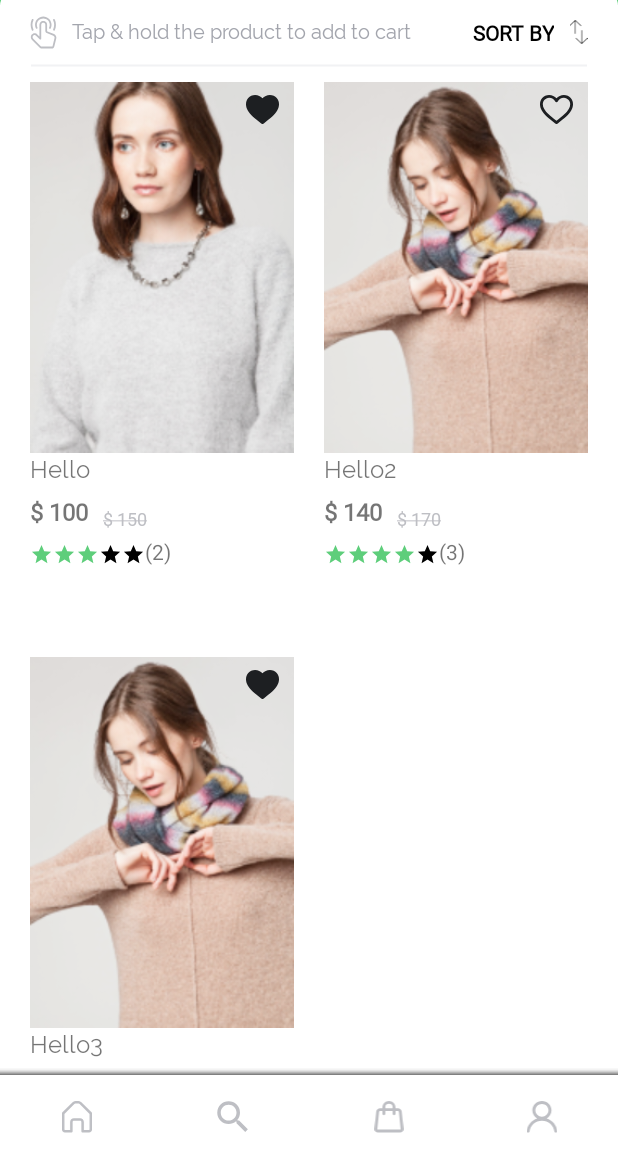
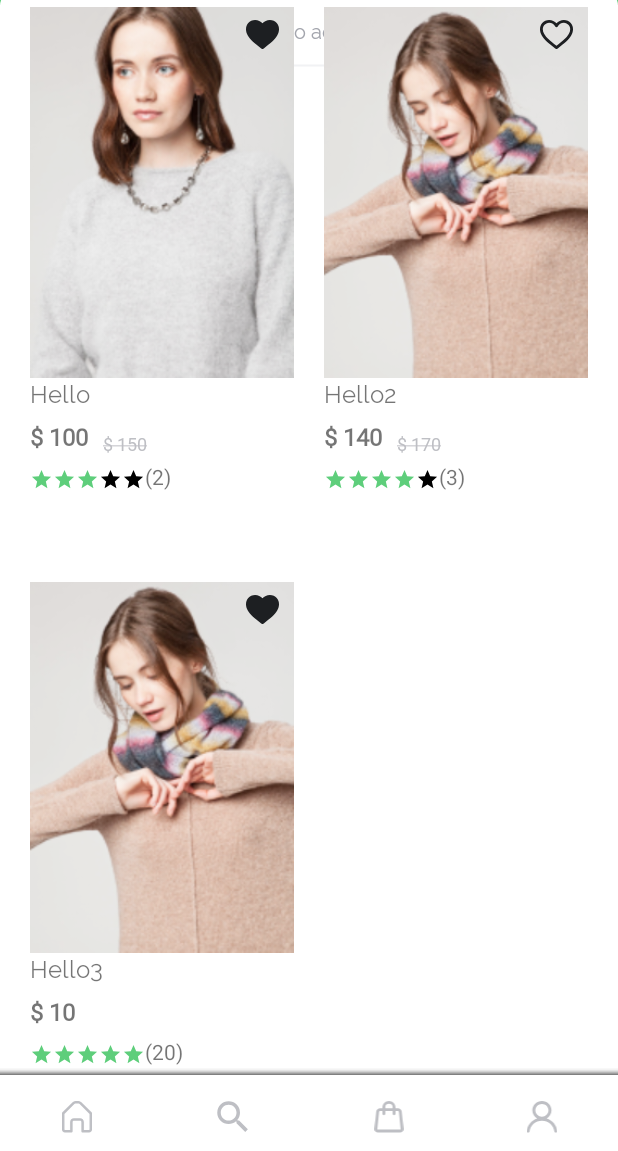
Before and after one commit to bervlad/dressApp, an Android app: the screen it shows after launch (SecondActivity), on a phone screen of 412 x 824 dp, the part 85-1236 px from its top. Run offline under Robolectric (Android 15) with nearby library versions, the phone set to English and light mode, and no system bars.

Commit message:
second activity completed and refactored

```diff
--- a/app/src/main/res/layout/activity_second.xml
+++ b/app/src/main/res/layout/activity_second.xml
@@ -82,9 +82,9 @@
             android:id="@+id/rv_recycler"
             android:layout_width="match_parent"
             android:layout_height="0dp"
-            android:layout_marginTop="@dimen/tool_mmargin"
+            android:layout_marginTop="@dimen/vvsmall_margin"
             app:layout_constraintBottom_toBottomOf="parent"
-            app:layout_constraintTop_toTopOf="parent" />
+            app:layout_constraintTop_toTopOf="@id/line" />
 
     </androidx.constraintlayout.widget.ConstraintLayout>
 
```
